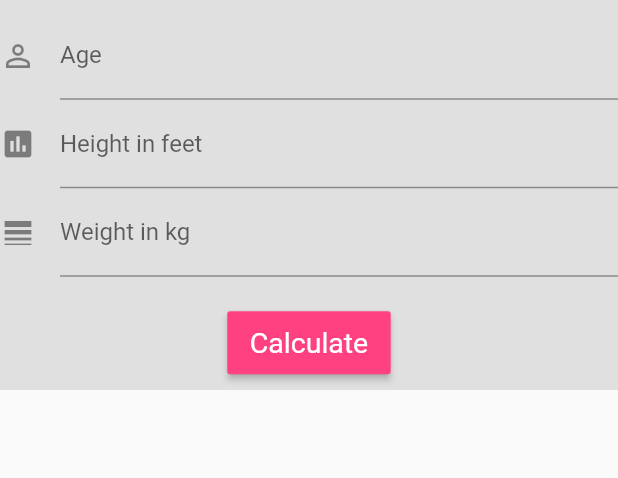
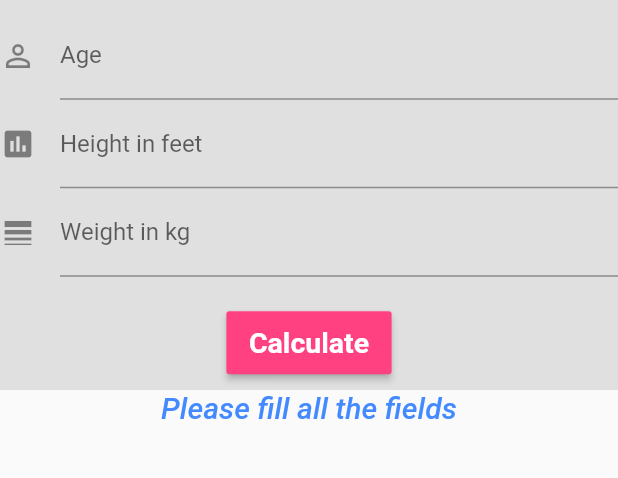
Before and after one commit to dextroxd/BMI-app, a Flutter app: the screen it shows after launch, after a tap on "Calculate", on a phone screen of 412 x 824 dp, the part 219-697 px from its top. Run offline on Flutter 3.47's test engine with Material 2 defaults, Android fonts, the phone set to English and light mode, and no system bars.

Commit message:
App is complete

```diff
--- a/lib/ui/BMI.dart
+++ b/lib/ui/BMI.dart
@@ -1,5 +1,5 @@
 import 'package:flutter/material.dart';
-
+import 'dart:math' as math;
 class BMI extends StatefulWidget{
   @override
   State<StatefulWidget> createState() {
@@ -9,6 +9,38 @@ class BMI extends StatefulWidget{
 }
 
 class BMIState extends State<BMI> {
+  final TextEditingController _height = new TextEditingController();
+  final TextEditingController _weight = new TextEditingController();
+  final TextEditingController _age = new TextEditingController();
+  double _bmi=0.0;
+  String _tobe = "";
+  String _result = "";
+  int _calBmi()
+  {
+    setState(() {
+      String height = _height.text;
+      String weight = _weight.text;
+      String age = _age.text;
+      if(height.isNotEmpty&&weight.isNotEmpty&&age.isNotEmpty)
+     { _bmi = double.parse(weight)/(math.pow(double.parse(height)*0.3048,2));
+      _tobe = "Your BMI:${_bmi.toStringAsFixed(1)}";
+      if(_bmi<18.5){
+        _result = "Underweight";
+      }
+      else if(_bmi>=18.5&&_bmi<24.9){
+        _result = "Normal";
+      }
+      else if(_bmi>=24.9&&_bmi<29.9){
+        _result = "Overweight";
+      }
+      else if(_bmi>=29.9){
+        _result = "Obese";
+      }
+     }
+      else{
+        _tobe="Please fill all the fields";}
+    });
+  }
   @override
   Widget build(BuildContext context) {
     return new Scaffold(
@@ -37,7 +69,7 @@ class BMIState extends State<BMI> {
               mainAxisAlignment: MainAxisAlignment.center,
               children: <Widget>[
                 new TextField(
-                  controller: null,
+                  controller: _age,
                   decoration: new InputDecoration(
                     hintText:"Enter your age",
                     labelText: "Age",
@@ -45,7 +77,7 @@ class BMIState extends State<BMI> {
                   ),
                 ),
                 new TextField(
-                  controller: null,
+                  controller:_height,
                   decoration: new InputDecoration(
                     hintText:"Enter your height",
                     labelText: "Height in feet",
@@ -53,7 +85,7 @@ class BMIState extends State<BMI> {
                   ),
                 ),
                 new TextField(
-                  controller: null,
+                  controller: _weight,
                   decoration: new InputDecoration(
                     hintText:"Enter your weight",
                     labelText: "Weight in kg",
@@ -61,17 +93,39 @@ class BMIState extends State<BMI> {
                   ),
                 ),
                 new Padding(padding: new EdgeInsets.all(10.0)),
-                new RaisedButton(onPressed: ()=>debugPrint("Calculate"),color: Colors.pinkAccent,
+                new RaisedButton(onPressed: _calBmi,color: Colors.pinkAccent,
                 padding: new EdgeInsets.only(top: 10.0,right: 15.0,bottom: 10.0,left:15.0),
                 child: new Text("Calculate",style: new TextStyle(
                   fontSize: 19.0,
-                  fontWeight: FontWeight.w400,
+                  fontWeight: FontWeight.w700,
                   color: Colors.white,
-                ),),)
+                ),),),
+
 
               ],
             ),
+          ),
+          new Center(
+            child:new Text(
+              _tobe,style: new TextStyle(
+              fontWeight: FontWeight.w500,
+              color: Colors.blueAccent,
+              fontSize: 20.0,
+              fontStyle: FontStyle.italic,
+            ),
+            ),
+          ),
+          new Center(
+            child:new Text(
+              _result,style: new TextStyle(
+              fontWeight: FontWeight.w500,
+              color: Colors.pinkAccent,
+              fontSize: 20.0,
+            ),
+            ),
           )
+
+
 
         ],
       ),
```
